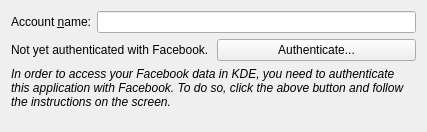
KDE/libkvkontakte, file resource/settingsdialog.ui: the form before one commit.
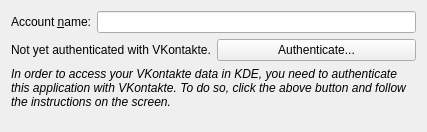
The form after the commit. Custom widgets are drawn as their Qt base class.

Commit message: s/facebook/vkontakte

Patch:
```diff
--- a/resource/settingsdialog.ui
+++ b/resource/settingsdialog.ui
@@ -53,7 +53,7 @@
          <item>
           <widget class="QLabel" name="label">
            <property name="text">
-            <string>Not yet authenticated with Facebook.</string>
+            <string>Not yet authenticated with VKontakte.</string>
            </property>
           </widget>
          </item>
@@ -74,7 +74,7 @@
           </font>
          </property>
          <property name="text">
-          <string>In order to access your Facebook data in KDE, you need to authenticate this application with Facebook. To do so, click the above button and follow the instructions on the screen.</string>
+          <string>In order to access your VKontakte data in KDE, you need to authenticate this application with VKontakte. To do so, click the above button and follow the instructions on the screen.</string>
          </property>
          <property name="wordWrap">
           <bool>true</bool>
```
